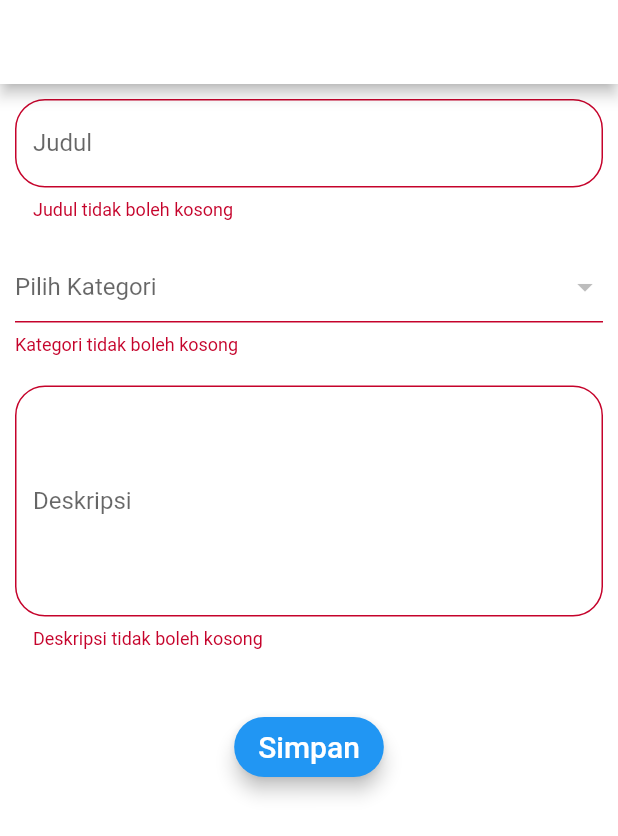
After one commit to markopi-indonesia/markopi_mobile, a Flutter app: the AddInformasiDialog screen opened directly, after a tap on "Simpan", on a phone screen of 412 x 824 dp. The commit adds this screen. Shown: the top 836 px of the screen. Run offline on Flutter 3.47's test engine with Material 2 defaults, Android fonts, the phone set to English and light mode, and no system bars; our stand-ins replace cloud_firestore, firebase_auth, flutter_slidable, google_sign_in, image_picker; accounts and stored records are empty.

Commit message:
implement create information function v1

```diff
--- a/lib/components/drawer.dart
+++ b/lib/components/drawer.dart
@@ -165,6 +165,17 @@ class _DrawerPageState extends State<DrawerPage> {
 
               InkWell(
                 onTap: () {
+                  Navigator.pop(context);
+                  Navigator.of(context).pushNamed("/informasi");
+                },
+                child: ListTile(
+                  title: Text('Informasiku'),
+                  leading: Icon(Icons.info),
+                ),
+              ),
+
+              InkWell(
+                onTap: () {
                   this._signOut();
                   Navigator.pop(context);
                   Navigator.of(context).pushNamed("/");
--- /dev/null
+++ b/lib/controllers/informasi_controller.dart
@@ -0,0 +1,40 @@
+import 'package:cloud_firestore/cloud_firestore.dart';
+
+class InformasiController {
+  static Stream<QuerySnapshot> informasiStream =
+      Firestore.instance.collection('informasi').snapshots();
+
+  static CollectionReference reference =
+      Firestore.instance.collection('informasi');
+
+  static addInformasi(String title, String categoryID, String deskripsi, String userID) {
+    Firestore.instance.runTransaction((Transaction transaction) async {
+      await reference.add({
+        "title": title,
+        "categoryID": categoryID,
+        "deskripsi": deskripsi,
+        "userID": userID,
+      });
+    });
+  }
+
+  static removeInformasi(String id) {
+    Firestore.instance.runTransaction((Transaction transaction) async {
+      await reference.document(id).delete().catchError((error) {
+        print(error);
+      });
+    });
+  }
+
+  static updateInformasi(String id, String newTitle, String newCategoryID, String newDeskripsi) {
+    Firestore.instance.runTransaction((Transaction transaction) async {
+      await reference.document(id).updateData({
+        "title": newTitle,
+        "categoryID": newCategoryID,
+        "deskripsi": newDeskripsi,
+      }).catchError((error) {
+        print(error);
+      });
+    });
+  }
+}
--- a/lib/main.dart
+++ b/lib/main.dart
@@ -4,6 +4,7 @@ import 'package:markopi_mobile/ui/color/colors.dart';
 import 'package:markopi_mobile/pages/authentication/register.dart';
 import 'package:markopi_mobile/pages/authentication/login.dart';
 import 'package:markopi_mobile/pages/crud_kategori/index.dart';
+import 'package:markopi_mobile/pages/crud_informasi/index.dart';
 
 void main() => runApp(MyApp());
 
@@ -21,6 +22,7 @@ class MyApp extends StatelessWidget {
         '/register': (context) => Register(),
         '/login': (context) => Login(),
         '/category': (context) => Category(),
+        '/informasi': (context) => Informasi(),
       },
     );
   }
--- /dev/null
+++ b/lib/models/informasi.dart
@@ -0,0 +1,19 @@
+import 'package:cloud_firestore/cloud_firestore.dart';
+
+class InformasiModel {
+  final String title;
+  final String categoryID;
+  final String deskripsi;
+
+  final DocumentReference reference;
+
+  InformasiModel.fromMap(Map<String, dynamic> map, {this.reference})
+      : assert(map['title'] != null && map['categoryID'] != null && map['deskripsi'] != null),
+        title = map['title'], categoryID = map['categoryID'], deskripsi = map['deskripsi'];
+
+  InformasiModel.fromSnapshot(DocumentSnapshot snapshot)
+      : this.fromMap(snapshot.data, reference: snapshot.reference);
+
+  @override
+  String toString() => title + categoryID + deskripsi;
+}
--- /dev/null
+++ b/lib/pages/crud_informasi/add.dart
@@ -0,0 +1,249 @@
+import 'package:flutter/cupertino.dart';
+import 'package:markopi_mobile/controllers/informasi_controller.dart';
+import 'package:cloud_firestore/cloud_firestore.dart';
+import 'package:flutter/material.dart';
+import 'package:image_picker/image_picker.dart';
+import 'package:markopi_mobile/components/header.dart';
+import 'package:markopi_mobile/components/drawer.dart';
+import 'package:firebase_auth/firebase_auth.dart';
+
+class AddInformasiDialog extends StatefulWidget {
+  @override
+  _AddInformasiDialogState createState() => _AddInformasiDialogState();
+}
+
+class _AddInformasiDialogState extends State<AddInformasiDialog> {
+  final _formAddCategoryKey = GlobalKey<FormState>();
+  String title;
+  String categoryID;
+  String deskripsi;
+  String _mySelection;
+  String _errorMessage;
+
+  final FirebaseAuth _firebaseAuth = FirebaseAuth.instance;
+  AuthStatus authStatus = AuthStatus.NOT_LOGGED_IN;
+  String userID = "";
+
+  bool _isIos;
+  bool _isLoading;
+
+  bool _validateAndSave() {
+    final form = _formAddCategoryKey.currentState;
+    if (form.validate()) {
+      form.save();
+      return true;
+    }
+    return false;
+  }
+
+  Widget _showCircularProgress() {
+    if (_isLoading) {
+      return Center(child: CircularProgressIndicator());
+    }
+    return Container(
+      height: 0.0,
+      width: 0.0,
+    );
+  }
+
+  void _validateAndSubmit() async {
+    setState(() {
+      _errorMessage = "";
+      _isLoading = true;
+    });
+    if (_validateAndSave()) {
+      try {
+        setState(() {
+          _isLoading = false;
+        });
+        InformasiController.addInformasi(title, categoryID, deskripsi, userID);
+        Navigator.pop(context);
+        // print("masuk");
+        // print(title);
+        // print(categoryID);
+        // print(userID);
+      } catch (e) {
+        print('Error: $e');
+        setState(() {
+          _isLoading = false;
+          if (_isIos) {
+            _errorMessage = e.details;
+          } else
+            _errorMessage = e.message;
+        });
+      }
+    } else {
+      print("tidak masuk");
+      setState(() {
+        _isLoading = false;
+      });
+    }
+  }
+
+  @override
+  void initState() {
+    _errorMessage = "";
+    _isLoading = false;
+    this.getCurrentUser().then((user) {
+      setState(() {
+        if (user != null) {
+          userID = user?.uid;
+        }
+      });
+    });
+    super.initState();
+  }
+
+  Future<FirebaseUser> getCurrentUser() async {
+    FirebaseUser user = await _firebaseAuth.currentUser();
+    return user;
+  }
+
+  @override
+  Widget build(BuildContext context) {
+    return new Scaffold(
+        appBar: Header(),
+        drawer: DrawerPage(),
+        body: Stack(
+          children: <Widget>[
+            _showForm(),
+            _showCircularProgress(),
+          ],
+        ));
+  }
+
+  Widget _showForm() {
+    return new Form(
+      key: _formAddCategoryKey,
+      autovalidate: false,
+      child: StreamBuilder<QuerySnapshot>(
+          stream: Firestore.instance.collection('category').snapshots(),
+          builder: (context, snapshot) {
+            return new ListView(
+              children: <Widget>[
+                new Container(
+                    padding: new EdgeInsets.all(10.0),
+                    child: new Column(
+                      children: <Widget>[
+                        new TextFormField(
+                          decoration: new InputDecoration(
+                              hintText: "Judul",
+                              labelText: "Judul",
+                              border: new OutlineInputBorder(
+                                  borderRadius:
+                                      new BorderRadius.circular(20.0))),
+                          validator: (value) =>
+                              value.isEmpty ? 'Judul tidak boleh kosong' : null,
+                          onSaved: (value) => title = value,
+                        ),
+                        new Padding(padding: new EdgeInsets.only(top: 20.0)),
+
+                        new FormField<String>(
+                          builder: (FormFieldState<String> state) {
+                            return InputDecorator(
+                              decoration: InputDecoration(
+                                // icon: const Icon(Icons.color_lens),
+                                // labelText: 'Kategori',
+                                errorText:
+                                    state.hasError ? state.errorText : null,
+                              ),
+                              isEmpty: categoryID == '',
+                              child: new DropdownButtonHideUnderline(
+                                child: new DropdownButton<String>(
+                                  isDense: true,
+                                  hint: new Text("Pilih Kategori"),
+                                  value: _mySelection,
+                                  onChanged: (String newValue) {
+                                    state.didChange(newValue);
+                                    print("Category ID = ");
+                                    print(_mySelection);
+                                    setState(() {
+                                      _mySelection = newValue;
+                                    });
+                                  },
+                                  items: snapshot.data.documents.map((map) {
+                                    return new DropdownMenuItem<String>(
+                                      value: map.documentID.toString(),
+                                      child: new Text(
+                                        map["name"],
+                                      ),
+                                    );
+                                  }).toList(),
+                                ),
+                              ),
+                            );
+                          },
+                          validator: (_mySelection) {
+                            print(_mySelection);
+                            if (_mySelection == null) {
+                              return "Kategori tidak boleh kosong";
+                            }
+                          },
+                          onSaved: (value) => categoryID = value,
+                        ),
+
+                        // new Padding(padding: new EdgeInsets.only(top: 20.0)),
+                        // new TextField(
+                        //   decoration: new InputDecoration(
+                        //       hintText: "Foto Sampul",
+                        //       labelText: "Foto Sampul",
+                        //       border: new OutlineInputBorder(
+                        //           borderRadius:
+                        //               new BorderRadius.circular(20.0))),
+                        // ),
+                        new Padding(padding: new EdgeInsets.only(top: 20.0)),
+                        new TextFormField(
+                          maxLines: 6,
+                          decoration: new InputDecoration(
+                              hintText: "Deskripsi",
+                              labelText: "Deskripsi",
+                              border: new OutlineInputBorder(
+                                  borderRadius:
+                                      new BorderRadius.circular(20.0))),
+                          validator: (value) => value.isEmpty
+                              ? 'Deskripsi tidak boleh kosong'
+                              : null,
+                          onSaved: (value) => deskripsi = value,
+                        ),
+                        // new Padding(padding: new EdgeInsets.only(top: 20.0)),
+                        // new TextField(
+                        //   decoration: new InputDecoration(
+                        //       hintText: "Gambar",
+                        //       labelText: "Gambar",
+                        //       border: new OutlineInputBorder(
+                        //           borderRadius:
+                        //               new BorderRadius.circular(20.0))),
+                        // ),
+                        // new Padding(padding: new EdgeInsets.only(top: 20.0)),
+                        // new TextField(
+                        //   decoration: new InputDecoration(
+                        //       hintText: "Video",
+                        //       labelText: "Video",
+                        //       border: new OutlineInputBorder(
+                        //           borderRadius:
+                        //               new BorderRadius.circular(20.0))),
+                        // ),
+                        Padding(
+                            padding: EdgeInsets.fromLTRB(0.0, 45.0, 0.0, 0.0),
+                            child: SizedBox(
+                              height: 40.0,
+                              child: new RaisedButton(
+                                elevation: 5.0,
+                                shape: new RoundedRectangleBorder(
+                                    borderRadius:
+                                        new BorderRadius.circular(30.0)),
+                                color: Colors.blue,
+                                child: new Text('Simpan',
+                                    style: new TextStyle(
+                                        fontSize: 20.0, color: Colors.white)),
+                                onPressed: _validateAndSubmit,
+                              ),
+                            ))
+                      ],
+                    )),
+              ],
+            );
+          }),
+    );
+  }
+}
```
Also changed, not shown: lib/pages/crud_informasi/index.dart (added, +41 -0 lines), lib/pages/crud_kategori/add.dart (+1 -27 lines), lib/pages/crud_kategori/index.dart (+74 -116 lines).
